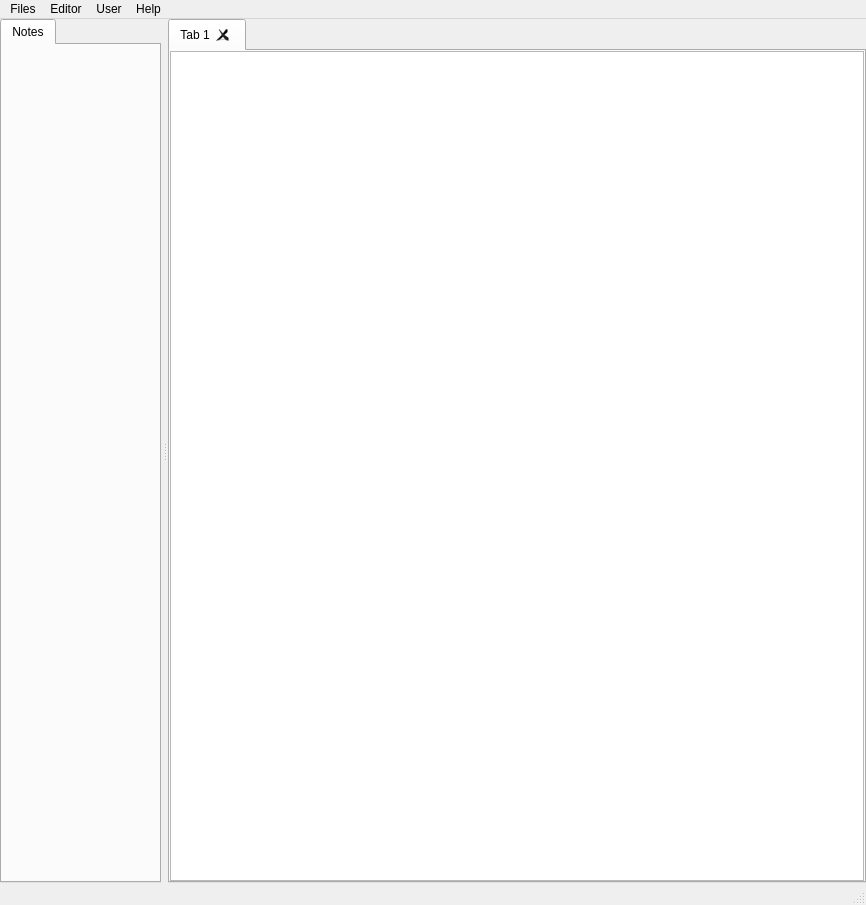
Old version of the form src/mainwindow.ui in the repository 2042Third/pdmQt.
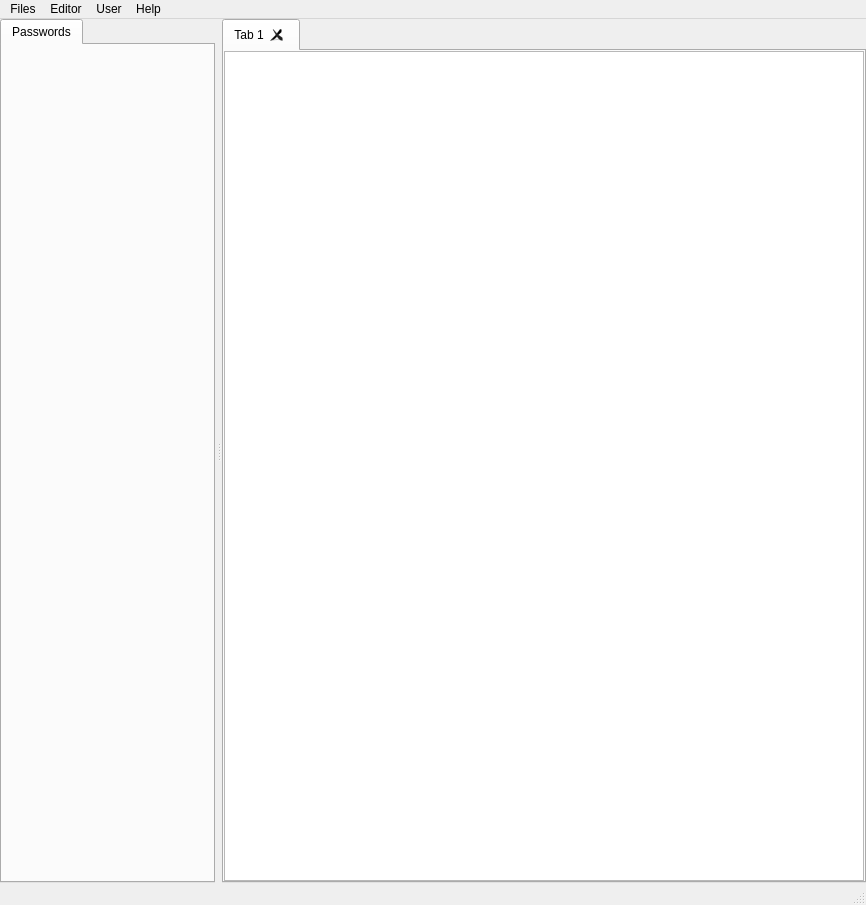
New version of the form. Icons and pictures are not drawn.

```diff
--- a/src/mainwindow.ui
+++ b/src/mainwindow.ui
@@ -56,7 +56,7 @@
        </property>
        <widget class="QWidget" name="notesListTab">
         <attribute name="title">
-         <string>Notes</string>
+         <string>Passwords</string>
         </attribute>
        </widget>
       </widget>
```
Left out of the diff: 5 changed lines with no effect on the pictures.
